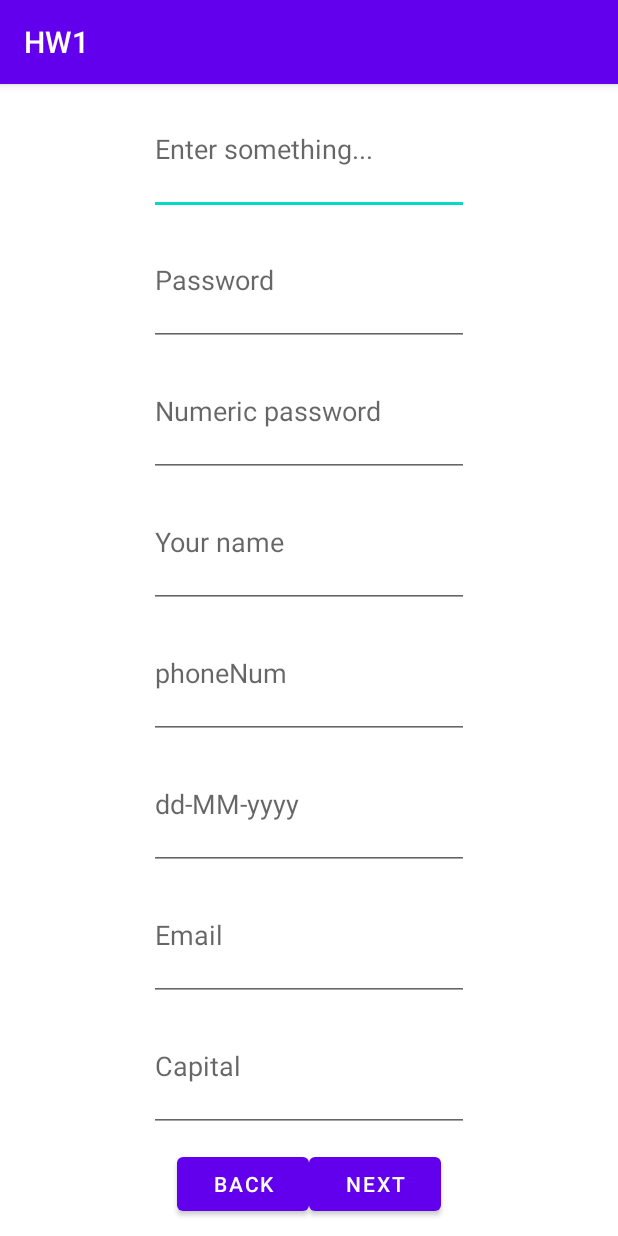
After one commit to stolveron/HW1, an Android app: the ActivitySecond screen opened directly, with no data from a screen before it, on a phone screen of 412 x 824 dp. The commit adds this screen. Run offline under Robolectric (Android 15) with nearby library versions, the phone set to English and light mode, and no system bars.

Commit message:
Сделан переход между тремя активити

```diff
--- /dev/null
+++ b/app/src/main/java/com/example/hw1/ActivitySecond.java
@@ -0,0 +1,40 @@
+package com.example.hw1;
+
+import androidx.appcompat.app.AppCompatActivity;
+
+import android.content.Intent;
+import android.os.Bundle;
+import android.view.View;
+import android.widget.Button;
+
+public class ActivitySecond extends AppCompatActivity {
+
+    @Override
+    protected void onCreate(Bundle savedInstanceState) {
+        super.onCreate(savedInstanceState);
+        setContentView(R.layout.activity_second);
+        Button buttonBack = (Button) findViewById(R.id.buttonBack);
+        Button buttonNext = (Button) findViewById(R.id.buttonNext);
+
+        View.OnClickListener goToMainActivity = new View.OnClickListener() {
+            @Override
+            public void onClick(View v) {
+                Intent intent = new Intent(ActivitySecond.this, MainActivity.class);
+                startActivity(intent);
+            }
+        };
+
+        buttonBack.setOnClickListener(goToMainActivity);
+
+        View.OnClickListener goToThirdActivity = new View.OnClickListener() {
+            @Override
+            public void onClick(View v) {
+                Intent intent = new Intent(ActivitySecond.this, MainActivityThird.class);
+                startActivity(intent);
+            }
+        };
+
+        buttonNext.setOnClickListener(goToThirdActivity);
+
+    }
+}
--- /dev/null
+++ b/app/src/main/res/layout/activity_second.xml
@@ -0,0 +1,116 @@
+<?xml version="1.0" encoding="utf-8"?>
+<LinearLayout xmlns:android="http://schemas.android.com/apk/res/android"
+    xmlns:tools="http://schemas.android.com/tools"
+    android:layout_width="match_parent"
+    android:layout_height="match_parent"
+    android:orientation="vertical"
+    tools:context=".ActivitySecond">
+
+        <LinearLayout
+            android:layout_width="match_parent"
+            android:layout_height="match_parent"
+            android:orientation="vertical"
+            android:gravity="center"
+            android:layout_weight="1">
+        <EditText
+            android:id="@+id/txtSub"
+            android:layout_width="wrap_content"
+            android:layout_height="wrap_content"
+            android:layout_weight="1"
+            android:ems="10"
+            android:inputType="text"
+            android:hint="Enter something..."
+            android:importantForAutofill="no" />
+
+        <EditText
+            android:id="@+id/editText_Password"
+            android:layout_width="wrap_content"
+            android:layout_height="wrap_content"
+            android:layout_weight="1"
+            android:ems="10"
+            android:inputType="textPassword"
+            android:hint="Password"
+            android:importantForAutofill="no" />
+
+        <EditText
+            android:id="@+id/editText_NumberPassword"
+            android:layout_width="wrap_content"
+            android:layout_height="wrap_content"
+            android:layout_weight="1"
+            android:ems="10"
+            android:inputType="numberPassword"
+            android:hint="Numeric password"
+            android:importantForAutofill="no"/>
+
+        <EditText
+            android:id="@+id/editTextTextPersonName"
+            android:layout_width="wrap_content"
+            android:layout_height="wrap_content"
+            android:layout_weight="1"
+            android:ems="10"
+            android:inputType="textPersonName"
+            android:hint="Your name"
+            android:importantForAutofill="no"/>
+
+        <EditText
+            android:id="@+id/editText_Phone"
+            android:layout_width="wrap_content"
+            android:layout_height="wrap_content"
+            android:layout_weight="1"
+            android:ems="10"
+            android:inputType="phone"
+            android:hint="phoneNum"
+            android:importantForAutofill="no" />
+
+        <EditText
+            android:id="@+id/editText_Date"
+            android:layout_width="wrap_content"
+            android:layout_height="wrap_content"
+            android:layout_weight="1"
+            android:ems="10"
+            android:inputType="date"
+            android:hint="dd-MM-yyyy"
+            android:importantForAutofill="no" />
+
+        <EditText
+            android:id="@+id/editText_Email"
+            android:layout_width="wrap_content"
+            android:layout_height="wrap_content"
+            android:layout_weight="1"
+            android:ems="10"
+            android:inputType="textEmailAddress"
+            android:hint="Email"
+            android:importantForAutofill="no" />
+
+        <EditText
+            android:id="@+id/editTextCapital"
+            android:layout_width="wrap_content"
+            android:layout_height="wrap_content"
+            android:layout_weight="1"
+            android:ems="10"
+            android:inputType="textCapCharacters"
+            android:hint="Capital"
+            android:importantForAutofill="no" />
+
+        </LinearLayout>
+        <LinearLayout
+            android:layout_width="match_parent"
+            android:layout_height="fill_parent"
+            android:orientation="horizontal"
+            android:gravity="center"
+            android:layout_weight="10">
+                <Button
+                    android:id="@+id/buttonBack"
+                    android:layout_width="wrap_content"
+                    android:layout_height="wrap_content"
+                    android:text="Back"/>
+                <Button
+                    android:id="@+id/buttonNext"
+                    android:layout_width="wrap_content"
+                    android:layout_height="wrap_content"
+                    android:text="Next"/>
+
+
+        </LinearLayout>
+
+    </LinearLayout>
```
Also changed, not shown: app/src/main/AndroidManifest.xml (+5 -3 lines), app/src/main/java/com/example/hw1/MainActivity.java (+16 -1 lines), app/src/main/java/com/example/hw1/MainActivityThird.java (added, +28 -0 lines), app/src/main/res/layout/activity_main.xml (+16 -0 lines), app/src/main/res/layout/activity_main_third.xml (added, +18 -0 lines).
